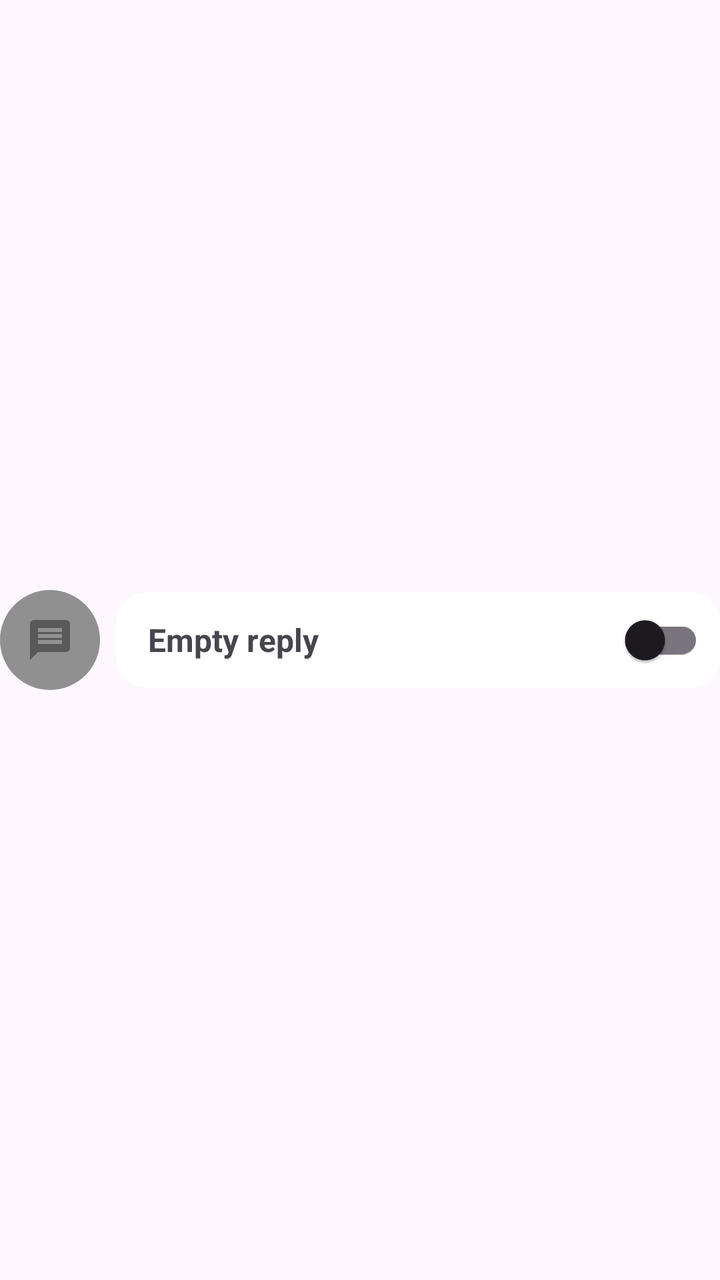
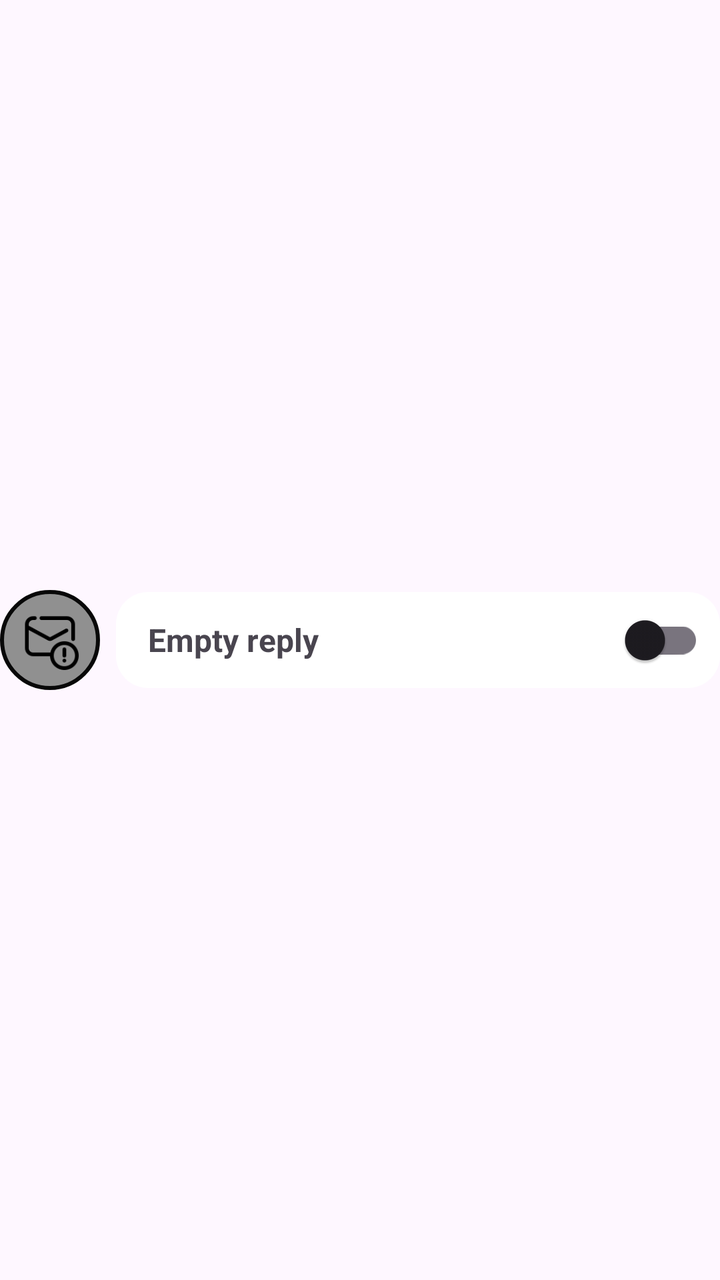

Before-and-after screenshots of an Android layout around one commit, followed by the original layout XML and the change that was made.
<!-- AndroidManifest.xml: application theme Theme.CallSwitch -->
<!-- res/layout/component_replies.xml -->
<?xml version="1.0" encoding="utf-8"?>
<LinearLayout xmlns:android="http://schemas.android.com/apk/res/android"
    xmlns:tools="http://schemas.android.com/tools"
    android:orientation="horizontal"
    android:gravity="center_vertical"
    android:layout_width="match_parent"
    android:layout_height="wrap_content"
    android:layout_marginHorizontal="8dp"
    android:layout_marginBottom="8dp">
    <ImageButton
        android:id="@+id/reply_priority_button"
        android:background="@drawable/circle_background"
        android:scaleType="center"
        android:layout_width="50dp"
        android:layout_height="50dp"
        android:src="@drawable/ic_action_message"/>
    <LinearLayout
        android:background="@drawable/rounded_rectangle_background_16"
        android:gravity="center_vertical"
        android:orientation="horizontal"
        android:layout_weight="1"
        android:layout_width="0dp"
        android:layout_marginStart="8dp"
        android:layout_height="wrap_content">
        <TextView
            android:id="@+id/reply_text_view"
            android:layout_weight="1"
            android:layout_width="0dp"
            android:layout_height="match_parent"
            android:gravity="center_vertical"
            android:layout_marginStart="16dp"
            android:layout_marginEnd="8dp"
            android:text="@string/empty_reply"
            android:textSize="16sp"
            android:textStyle="bold"
            android:maxLines="1"
            android:ellipsize="end" />

        <com.google.android.material.switchmaterial.SwitchMaterial
            android:id="@+id/toggle_reply"
            android:layout_width="wrap_content"
            android:layout_height="wrap_content"
            android:layout_marginEnd="8dp"/>
    </LinearLayout>

</LinearLayout>
<!-- resources referenced by this layout -->
<resources>
  <!-- drawable circle_background (drawable) -->
  <?xml version="1.0" encoding="utf-8"?>
  <shape xmlns:android="http://schemas.android.com/apk/res/android"
      android:shape="oval">
      <solid android:color="@color/grey_7"/>
  </shape>
  <!-- drawable ic_action_message (drawable-anydpi) -->
  <vector xmlns:android="http://schemas.android.com/apk/res/android"
      android:width="24dp"
      android:height="24dp"
      android:viewportWidth="24"
      android:viewportHeight="24"
      android:tint="#333333"
      android:alpha="0.6"
      android:autoMirrored="true">
    <path
        android:fillColor="@android:color/white"
        android:pathData="M20,2L4,2c-1.1,0 -1.99,0.9 -1.99,2L2,22l4,-4h14c1.1,0 2,-0.9 2,-2L22,4c0,-1.1 -0.9,-2 -2,-2zM18,14L6,14v-2h12v2zM18,11L6,11L6,9h12v2zM18,8L6,8L6,6h12v2z"/>
  </vector>
  <!-- drawable rounded_rectangle_background_16 (drawable) -->
  <?xml version="1.0" encoding="utf-8"?>
  <shape xmlns:android="http://schemas.android.com/apk/res/android"
      android:shape="rectangle">
      <corners android:radius="16dp"/>
      <solid android:color="@color/white"/>
  </shape>
  <string name="empty_reply">Empty reply</string>
  <style name="Theme.CallSwitch" parent="Base.Theme.CallSwitch" />
  <color name="grey_7">#909090</color>
  <color name="white">#FFFFFFFF</color>
  <style name="Base.Theme.CallSwitch" parent="Theme.Material3.DayNight.NoActionBar">
          
          
          <item name="colorSurface">@color/blue</item>
          <item name="toolbarStyle">@style/Widget.App.Toolbar</item>
          <item name="bottomNavigationStyle">@style/Widget.App.BottomNavigationView</item>
      </style>
  <color name="blue">#2C5EAD</color>
  <style name="Widget.App.Toolbar" parent="Widget.Material3.Toolbar">
          <item name="materialThemeOverlay">@style/ThemeOverlay.App.Toolbar</item>
      </style>
  <style name="Widget.App.BottomNavigationView" parent="Widget.Material3.BottomNavigationView">
          <item name="materialThemeOverlay">@style/ThemeOverlay.App.BottomNavigationView</item>
      </style>
  <style name="ThemeOverlay.App.Toolbar" parent="">
          <item name="colorSurface">@color/blue</item>
          <item name="colorOnSurface">@color/blue</item>
          <item name="colorSurfaceContainer">@color/blue</item>
          <item name="colorOnSurfaceVariant">@color/white</item>
          <item name="titleTextColor">@color/white</item>
          <item name="iconTint">@color/white</item>
          <item name="textAppearanceTitleLarge">@style/TextAppearance.App.TitleLarge</item>
          <item name="textAppearanceTitleMedium">@style/TextAppearance.App.TitleMedium</item>
      </style>
  <style name="ThemeOverlay.App.BottomNavigationView" parent="">
          
          <item name="colorOnSurfaceVariant">@color/white</item>
          
          <item name="colorSurfaceContainer">@color/blue</item>
          
          <item name="colorSecondary">@color/blue</item>
          
          <item name="colorSecondaryContainer">@color/white</item>
          
          <item name="colorOnSecondaryContainer">@color/blue</item>
      </style>
  <style name="TextAppearance.App.TitleLarge" parent="TextAppearance.Material3.TitleLarge">
  
  
      </style>
  <style name="TextAppearance.App.TitleMedium" parent="TextAppearance.Material3.TitleMedium">
  
  
      </style>
</resources>

<!-- the commit's change to res/layout/component_replies.xml (unified diff, before → after) -->
@@ -7,13 +7,17 @@
     android:layout_height="wrap_content"
     android:layout_marginHorizontal="8dp"
     android:layout_marginBottom="8dp">
-    <ImageButton
+    <FrameLayout
         android:id="@+id/reply_priority_button"
-        android:background="@drawable/circle_background"
-        android:scaleType="center"
+        android:background="@drawable/circle_background_stroke_2"
         android:layout_width="50dp"
-        android:layout_height="50dp"
-        android:src="@drawable/ic_action_message"/>
+        android:layout_height="50dp">
+        <ImageView
+            android:layout_width="30dp"
+            android:layout_height="30dp"
+            android:layout_gravity="center"
+            android:src="@drawable/icons8_urgent_message_96"/>
+    </FrameLayout>
     <LinearLayout
         android:background="@drawable/rounded_rectangle_background_16"
         android:gravity="center_vertical"
<!-- resource entries referenced after the edit -->
@@ -1,24 +1,14 @@
 <!-- resources referenced by this layout -->
 <resources>
-  <!-- drawable circle_background (drawable) -->
+  <!-- drawable circle_background_stroke_2 (drawable) -->
   <?xml version="1.0" encoding="utf-8"?>
   <shape xmlns:android="http://schemas.android.com/apk/res/android"
       android:shape="oval">
       <solid android:color="@color/grey_7"/>
+      <stroke android:color="@color/grey_15"
+          android:width="2dp"/>
   </shape>
-  <!-- drawable ic_action_message (drawable-anydpi) -->
-  <vector xmlns:android="http://schemas.android.com/apk/res/android"
-      android:width="24dp"
-      android:height="24dp"
-      android:viewportWidth="24"
-      android:viewportHeight="24"
-      android:tint="#333333"
-      android:alpha="0.6"
-      android:autoMirrored="true">
-    <path
-        android:fillColor="@android:color/white"
-        android:pathData="M20,2L4,2c-1.1,0 -1.99,0.9 -1.99,2L2,22l4,-4h14c1.1,0 2,-0.9 2,-2L22,4c0,-1.1 -0.9,-2 -2,-2zM18,14L6,14v-2h12v2zM18,11L6,11L6,9h12v2zM18,8L6,8L6,6h12v2z"/>
-  </vector>
+  <!-- drawable icons8_urgent_message_96: png bitmap (drawable, 1915 bytes) -->
   <!-- drawable rounded_rectangle_background_16 (drawable) -->
   <?xml version="1.0" encoding="utf-8"?>
   <shape xmlns:android="http://schemas.android.com/apk/res/android"
@@ -29,6 +19,7 @@
   <string name="empty_reply">Empty reply</string>
   <style name="Theme.CallSwitch" parent="Base.Theme.CallSwitch" />
   <color name="grey_7">#909090</color>
+  <color name="grey_15">#080808</color>
   <color name="white">#FFFFFFFF</color>
   <style name="Base.Theme.CallSwitch" parent="Theme.Material3.DayNight.NoActionBar">
           
